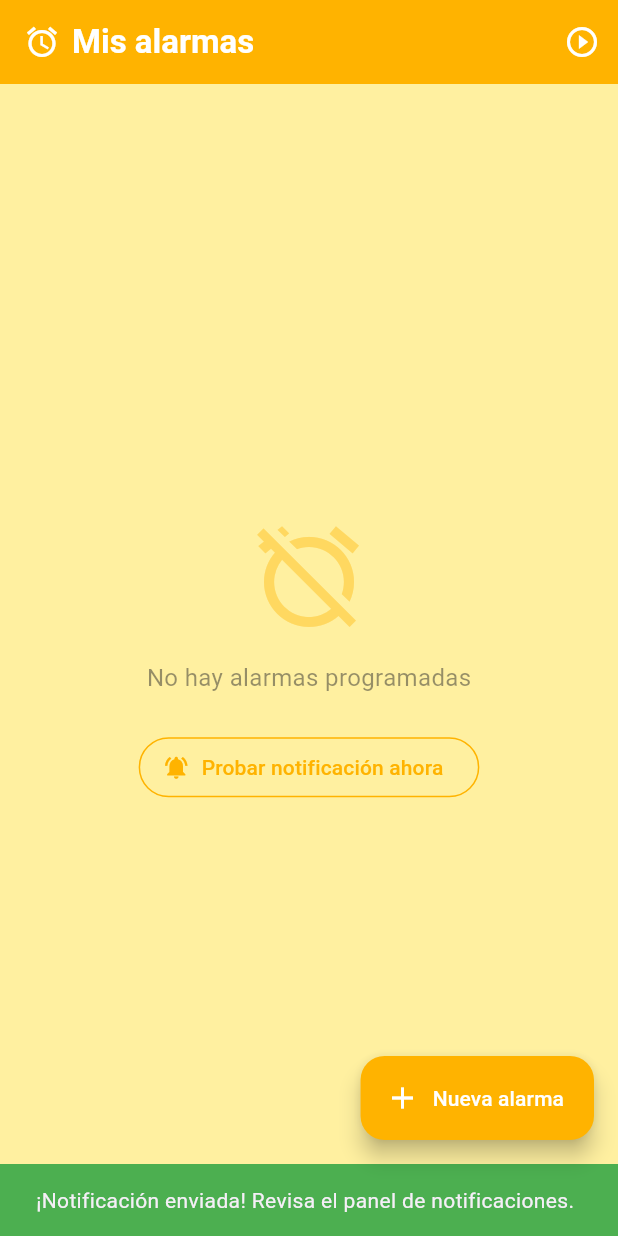
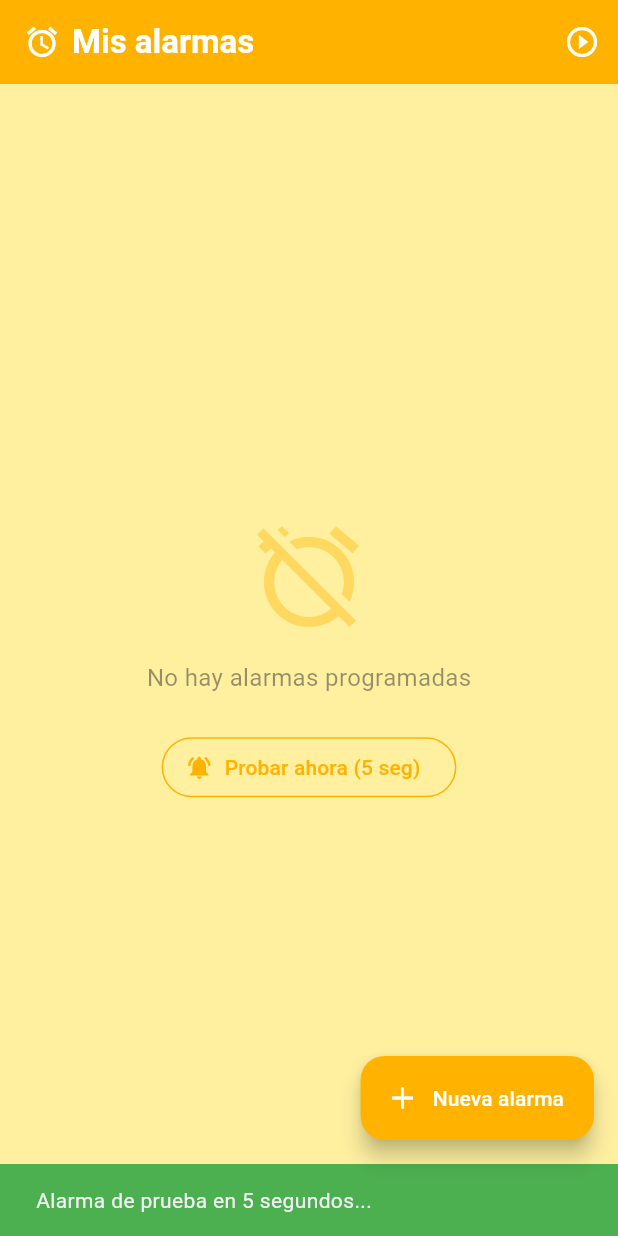
Before and after one commit to Fcktor/alarm_project_app, a Flutter app: the screen it shows after launch, after a tap on the "play circle outline" icon, on a phone screen of 412 x 824 dp. Run offline on Flutter 3.47's test engine with Material 3 defaults, Android fonts, the phone set to English and light mode, and no system bars; our stand-ins replace image_picker, permission_handler; missing offline and left inert: alarm, google_mlkit_object_detection; statements that could not run were skipped.

Commit message:
refactor: migrar a paquete alarm con ForegroundService para MIUI
Reemplaza flutter_local_notifications con el paquete alarm que usa
AlarmManager + ForegroundService nativo, garantizando que la alarma
dispara incluso en dispositivos con MIUI (Poco X3 Pro) con restricciones
agresivas de batería en segundo plano.

- Eliminar notification_service.dart y flutter_local_notifications
- Agregar alarm_service.dart con Alarm.set/stop y null = sonido del sistema
- Actualizar main.dart para escuchar Alarm.ringing y abrir AlarmScreen
- AlarmScreen recibe alarmId y llama Alarm.stop al apagar
- HomeScreen cancela alarmas correctamente al eliminarlas
- Botón de prueba dispara alarma en 5 segundos

Co-Authored-By: Claude Sonnet 4.6 <noreply@anthropic.com>

```diff
--- a/lib/main.dart
+++ b/lib/main.dart
@@ -1,39 +1,73 @@
+import 'dart:async';
+
+import 'package:alarm/alarm.dart';
+import 'package:alarm/utils/alarm_set.dart';
 import 'package:flutter/material.dart';
 import 'screens/alarm_screen.dart';
 import 'screens/home_screen.dart';
-import 'services/notification_service.dart';
+import 'services/alarm_service.dart';
 
 final GlobalKey<NavigatorState> navigatorKey = GlobalKey<NavigatorState>();
 
 void main() async {
   WidgetsFlutterBinding.ensureInitialized();
-  await NotificationService.init(
-    onNotificationTap: () {
+  await Alarm.init();
+  await AlarmService.requestPermissions();
+  runApp(const MyApp());
+}
+
+class MyApp extends StatefulWidget {
+  const MyApp({super.key});
+
+  @override
+  State<MyApp> createState() => _MyAppState();
+}
+
+class _MyAppState extends State<MyApp> {
+  StreamSubscription<AlarmSet>? _ringSub;
+
+  @override
+  void initState() {
+    super.initState();
+    _ringSub = Alarm.ringing.listen(_onRinging);
+    // Si ya hay una alarma sonando al abrir la app (lanzada desde notificación)
+    WidgetsBinding.instance.addPostFrameCallback((_) {
+      final ringing = Alarm.ringing.value.alarms;
+      if (ringing.isNotEmpty) _openAlarmScreen(ringing.first.id);
+    });
+  }
+
+  void _onRinging(AlarmSet alarmSet) {
+    if (alarmSet.alarms.isNotEmpty) {
+      _openAlarmScreen(alarmSet.alarms.first.id);
+    }
+  }
+
+  void _openAlarmScreen(int alarmId) {
     final navigator = navigatorKey.currentState;
     if (navigator == null) return;
 
-      bool alreadyOnAlarm = false;
+    bool alreadyOpen = false;
     navigator.popUntil((route) {
-        alreadyOnAlarm = route.settings.name == '/alarm';
+      alreadyOpen = route.settings.name == '/alarm';
       return true;
     });
 
-      if (!alreadyOnAlarm) {
+    if (!alreadyOpen) {
       navigator.push(
         MaterialPageRoute(
-            builder: (_) => const AlarmScreen(),
+          builder: (_) => AlarmScreen(alarmId: alarmId),
           settings: const RouteSettings(name: '/alarm'),
         ),
       );
     }
-    },
-  );
-
-  runApp(const MyApp());
   }
 
-class MyApp extends StatelessWidget {
-  const MyApp({super.key});
+  @override
+  void dispose() {
+    _ringSub?.cancel();
+    super.dispose();
+  }
 
   @override
   Widget build(BuildContext context) {
--- a/lib/screens/home_screen.dart
+++ b/lib/screens/home_screen.dart
@@ -1,5 +1,5 @@
 import 'package:flutter/material.dart';
-import '../services/notification_service.dart';
+import '../services/alarm_service.dart';
 
 const Color kBackground = Color(0xFFFFF0A0);
 const Color kAlarmGold = Color(0xFFFFB300);
@@ -13,34 +13,9 @@ class HomeScreen extends StatefulWidget {
 }
 
 class _HomeScreenState extends State<HomeScreen> {
-  final List<TimeOfDay> _alarms = [];
-  bool _notifOk = true;
-  bool _exactOk = true;
-  bool _batteryOk = true;
-
-  @override
-  void initState() {
-    super.initState();
-    _initPermissions();
-  }
-
-  Future<void> _initPermissions() async {
-    final perms = await NotificationService.requestPermissions();
-    if (mounted) {
-      setState(() {
-        _notifOk = perms.notifications;
-        _exactOk = perms.exactAlarms;
-        _batteryOk = perms.battery;
-      });
-    }
-  }
+  final List<({TimeOfDay time, int alarmId})> _alarms = [];
 
   Future<void> _addAlarm() async {
-    if (!_notifOk || !_exactOk || !_batteryOk) {
-      await _initPermissions();
-      return;
-    }
-
     final picked = await showTimePicker(
       context: context,
       initialTime: TimeOfDay.now(),
@@ -62,54 +37,47 @@ class _HomeScreenState extends State<HomeScreen> {
         DateTime(now.year, now.month, now.day, picked.hour, picked.minute);
     if (alarmTime.isBefore(now)) alarmTime = alarmTime.add(const Duration(days: 1));
 
-    final error = await NotificationService.scheduleAlarm(alarmTime.difference(now));
+    final id = await AlarmService.scheduleAlarm(alarmTime);
+    if (!mounted) return;
 
-    if (!mounted) return;
-    if (error != null) {
+    if (id == null) {
       ScaffoldMessenger.of(context).showSnackBar(
-        SnackBar(
-          content: Text('Error al programar alarma: $error'),
+        const SnackBar(
+          content: Text('Error al programar la alarma. Verifica los permisos.'),
           backgroundColor: Colors.red,
-          duration: const Duration(seconds: 6),
         ),
       );
       return;
     }
-    setState(() => _alarms.add(picked));
 
-    // Calcula cuántos minutos faltan para confirmar al usuario
     final diff = alarmTime.difference(now);
     final mins = diff.inMinutes;
-    final label = mins < 60
-        ? 'en $mins min'
-        : 'en ${diff.inHours}h ${mins % 60}min';
+    final label = mins < 60 ? 'en $mins min' : 'en ${diff.inHours}h ${mins % 60}min';
 
+    setState(() => _alarms.add((time: picked, alarmId: id)));
     ScaffoldMessenger.of(context).showSnackBar(
       SnackBar(
-        content: Text(
-            'Alarma a las ${picked.format(context)} ($label)'),
+        content: Text('Alarma a las ${picked.format(context)} ($label)'),
         backgroundColor: kAlarmGold,
         duration: const Duration(seconds: 4),
       ),
     );
   }
 
+  Future<void> _deleteAlarm(int index) async {
+    await AlarmService.stopAlarm(_alarms[index].alarmId);
+    setState(() => _alarms.removeAt(index));
+  }
+
   Future<void> _testNow() async {
-    if (!_notifOk) {
-      ScaffoldMessenger.of(context).showSnackBar(
-        const SnackBar(
-          content: Text('Permiso de notificaciones no concedido. Actívalo en Ajustes.'),
-          backgroundColor: Colors.red,
-        ),
-      );
-      return;
-    }
-    await NotificationService.showAlarm();
+    final id = await AlarmService.testAlarm();
     if (!mounted) return;
     ScaffoldMessenger.of(context).showSnackBar(
-      const SnackBar(
-        content: Text('¡Notificación enviada! Revisa el panel de notificaciones.'),
-        backgroundColor: Colors.green,
+      SnackBar(
+        content: Text(id != null
+            ? 'Alarma de prueba en 5 segundos...'
+            : 'Error al programar la prueba.'),
+        backgroundColor: id != null ? Colors.green : Colors.red,
       ),
     );
   }
@@ -134,51 +102,33 @@ class _HomeScreenState extends State<HomeScreen> {
         actions: [
           IconButton(
             icon: const Icon(Icons.play_circle_outline, color: Colors.white),
-            tooltip: 'Probar ahora',
+            tooltip: 'Probar (5 seg)',
             onPressed: _testNow,
           ),
         ],
       ),
-      body: Column(
-        children: [
-          if (!_notifOk || !_exactOk || !_batteryOk)
-            _PermissionBanner(
-              notifOk: _notifOk,
-              exactOk: _exactOk,
-              batteryOk: _batteryOk,
-              onTap: _initPermissions,
-            ),
-          Expanded(
-            child: _alarms.isEmpty
+      body: _alarms.isEmpty
           ? Center(
               child: Column(
                 mainAxisSize: MainAxisSize.min,
                 children: [
-                        Icon(
-                          Icons.alarm_off,
-                          size: 80,
-                          color: kAlarmGold.withValues(alpha: 0.4),
-                        ),
+                  Icon(Icons.alarm_off, size: 80,
+                      color: kAlarmGold.withValues(alpha: 0.4)),
                   const SizedBox(height: 16),
                   Text(
                     'No hay alarmas programadas',
-                          style: TextStyle(
-                            fontSize: 16,
-                            color: kDark.withValues(alpha: 0.5),
-                          ),
+                    style: TextStyle(fontSize: 16,
+                        color: kDark.withValues(alpha: 0.5)),
                   ),
                   const SizedBox(height: 24),
                   OutlinedButton.icon(
                     onPressed: _testNow,
                     icon: const Icon(Icons.notifications_active,
                         color: kAlarmGold),
-                          label: const Text(
-                            'Probar notificación ahora',
-                            style: TextStyle(color: kAlarmGold),
-                          ),
+                    label: const Text('Probar ahora (5 seg)',
+                        style: TextStyle(color: kAlarmGold)),
                     style: OutlinedButton.styleFrom(
-                            side: const BorderSide(color: kAlarmGold),
-                          ),
+                        side: const BorderSide(color: kAlarmGold)),
                   ),
                 ],
               ),
@@ -202,97 +152,38 @@ class _HomeScreenState extends State<HomeScreen> {
                     ],
                   ),
                   child: ListTile(
-                          contentPadding: const EdgeInsets.symmetric(
-                              horizontal: 20, vertical: 4),
+                    contentPadding:
+                        const EdgeInsets.symmetric(horizontal: 20, vertical: 4),
                     leading: Container(
                       width: 44,
                       height: 44,
                       decoration: const BoxDecoration(
-                              color: kAlarmGold,
-                              shape: BoxShape.circle,
-                            ),
+                          color: kAlarmGold, shape: BoxShape.circle),
                       child: const Icon(Icons.alarm,
                           color: Colors.white, size: 24),
                     ),
                     title: Text(
-                            alarm.format(context),
+                      alarm.time.format(context),
                       style: const TextStyle(
                           fontSize: 22,
                           fontWeight: FontWeight.bold,
-                              color: kDark,
-                            ),
+                          color: kDark),
                     ),
                     trailing: IconButton(
-                            icon: const Icon(Icons.delete_outline,
-                                color: Colors.red),
-                            onPressed: () =>
-                                setState(() => _alarms.removeAt(index)),
+                      icon: const Icon(Icons.delete_outline, color: Colors.red),
+                      onPressed: () => _deleteAlarm(index),
                     ),
                   ),
                 );
               },
             ),
-          ),
-        ],
-      ),
       floatingActionButton: FloatingActionButton.extended(
         onPressed: _addAlarm,
         backgroundColor: kAlarmGold,
         icon: const Icon(Icons.add, color: Colors.white),
-        label: const Text('Nueva alarma', style: TextStyle(color: Colors.white)),
+        label: const Text('Nueva alarma',
+            style: TextStyle(color: Colors.white)),
       ),
     );
   }
 }
-
-class _PermissionBanner extends StatelessWidget {
-  final bool notifOk;
-  final bool exactOk;
-  final bool batteryOk;
-  final VoidCallback onTap;
-
-  const _PermissionBanner({
-    required this.notifOk,
-    required this.exactOk,
-    required this.batteryOk,
-    required this.onTap,
-  });
-
-  @override
-  Widget build(BuildContext context) {
-    final msg = !notifOk
-        ? 'Permiso de notificaciones requerido'
-        : !exactOk
-            ? 'Permiso de alarmas exactas requerido (Ajustes → Alarmas y recordatorios)'
-            : 'Optimización de batería activa — la alarma puede no sonar. Toca para desactivarla.';
-
-    return GestureDetector(
-      onTap: onTap,
-      child: Container(
-        width: double.infinity,
-        color: Colors.red.shade700,
-        padding: const EdgeInsets.symmetric(horizontal: 16, vertical: 10),
-        child: Row(
-          children: [
-            const Icon(Icons.warning_amber_rounded, color: Colors.white, size: 20),
-            const SizedBox(width: 8),
-            Expanded(
-              child: Text(
-                msg,
-                style: const TextStyle(color: Colors.white, fontSize: 13),
-              ),
-            ),
-            const Text(
-              'Conceder',
-              style: TextStyle(
-                color: Colors.white,
-                fontWeight: FontWeight.bold,
-                fontSize: 13,
-              ),
-            ),
-          ],
-        ),
-      ),
-    );
-  }
-}
--- /dev/null
+++ b/lib/services/alarm_service.dart
@@ -0,0 +1,54 @@
+import 'package:alarm/alarm.dart';
+import 'package:permission_handler/permission_handler.dart';
+
+class AlarmService {
+  static int _nextId = 1;
+
+  /// Pide permisos de notificación y optimización de batería.
+  static Future<void> requestPermissions() async {
+    await Permission.notification.request();
+    await Permission.ignoreBatteryOptimizations.request();
+  }
+
+  static AlarmSettings _buildSettings({
+    required int id,
+    required DateTime dateTime,
+  }) {
+    return AlarmSettings(
+      id: id,
+      dateTime: dateTime,
+      // null = usa el sonido de alarma predeterminado del dispositivo
+      assetAudioPath: null,
+      loopAudio: true,
+      vibrate: true,
+      androidFullScreenIntent: true,
+      volumeSettings: const VolumeSettings.fixed(volume: 1.0),
+      notificationSettings: const NotificationSettings(
+        title: '⏰ ¡Alarma!',
+        body: 'Toca para apagar la alarma',
+        stopButton: 'Apagar',
+      ),
+    );
+  }
+
+  /// Programa una alarma y devuelve el ID asignado, o null si falla.
+  static Future<int?> scheduleAlarm(DateTime dateTime) async {
+    try {
+      final id = _nextId++;
+      await Alarm.set(alarmSettings: _buildSettings(id: id, dateTime: dateTime));
+      return id;
+    } catch (e) {
+      return null;
+    }
+  }
+
+  /// Dispara una alarma de prueba en 5 segundos.
+  static Future<int?> testAlarm() async {
+    return scheduleAlarm(DateTime.now().add(const Duration(seconds: 5)));
+  }
+
+  /// Detiene la alarma con el ID dado.
+  static Future<void> stopAlarm(int id) async {
+    await Alarm.stop(id);
+  }
+}
--- a/lib/services/notification_service.dart
+++ /dev/null
@@ -1,120 +0,0 @@
-import 'package:flutter/foundation.dart';
-import 'package:flutter_local_notifications/flutter_local_notifications.dart';
-import 'package:flutter_timezone/flutter_timezone.dart';
-import 'package:permission_handler/permission_handler.dart';
-import 'package:timezone/timezone.dart' as tz;
-import 'package:timezone/data/latest.dart' as tz_data;
-
-class NotificationService {
-  static final _notifications = FlutterLocalNotificationsPlugin();
-  static VoidCallback? _onNotificationTap;
-  static int _nextId = 0;
-
-  static AndroidFlutterLocalNotificationsPlugin? get _android =>
-      _notifications.resolvePlatformSpecificImplementation<
-          AndroidFlutterLocalNotificationsPlugin>();
-
-  static Future init({VoidCallback? onNotificationTap}) async {
-    _onNotificationTap = onNotificationTap;
-    tz_data.initializeTimeZones();
-
-    final timezoneInfo = await FlutterTimezone.getLocalTimezone();
-    tz.setLocalLocation(tz.getLocation(timezoneInfo.identifier));
-
-    const settings = InitializationSettings(
-      android: AndroidInitializationSettings('@mipmap/ic_launcher'),
-      linux: LinuxInitializationSettings(defaultActionName: 'Open'),
-    );
-
-    await _notifications.initialize(
-      settings,
-      onDidReceiveNotificationResponse: (response) {
-        _onNotificationTap?.call();
-      },
-    );
-  }
-
-  /// Solicita todos los permisos necesarios. Retorna el estado de cada uno.
-  static Future<({bool notifications, bool exactAlarms, bool battery})>
-      requestPermissions() async {
-    final notifGranted =
-        await _android?.requestNotificationsPermission() ?? true;
-    final exactGranted =
-        await _android?.requestExactAlarmsPermission() ?? true;
-
-    // Pide excluir la app de optimización de batería (crítico para alarmas)
-    final batteryStatus =
-        await Permission.ignoreBatteryOptimizations.request();
-
-    return (
-      notifications: notifGranted,
-      exactAlarms: exactGranted,
-      battery: batteryStatus.isGranted,
-    );
-  }
-
-  static Future<({bool notifications, bool exactAlarms, bool battery})>
-      checkPermissions() async {
-    final notifOk = await _android?.areNotificationsEnabled() ?? true;
-    final exactOk = await _android?.canScheduleExactNotifications() ?? true;
-    final batteryOk = await Permission.ignoreBatteryOptimizations.status;
-
-    return (
-      notifications: notifOk,
-      exactAlarms: exactOk,
-      battery: batteryOk.isGranted,
-    );
-  }
-
-  static AndroidNotificationDetails _alarmDetails() {
-    return const AndroidNotificationDetails(
-      'alarm_channel_v2',
-      'Alarmas',
-      channelDescription: 'Canal para alarmas',
-      importance: Importance.max,
-      priority: Priority.max,
-      fullScreenIntent: true,
-      playSound: true,
-      enableVibration: true,
-      audioAttributesUsage: AudioAttributesUsage.alarm,
-      category: AndroidNotificationCategory.alarm,
-      visibility: NotificationVisibility.public,
-    );
-  }
-
-  static Future showAlarm() async {
-    await _notifications.show(
-      _nextId++,
-      '⏰ ¡Alarma!',
-      'Toca para apagar la alarma',
-      NotificationDetails(
-        android: _alarmDetails(),
-        linux: const LinuxNotificationDetails(defaultActionName: 'Open'),
-      ),
-    );
-  }
-
-  /// Devuelve null si se programó OK, o un mensaje de error si falló.
-  static Future<String?> scheduleAlarm(Duration fromNow) async {
-    try {
-      final scheduledTime = tz.TZDateTime.now(tz.local).add(fromNow);
-
-      await _notifications.zonedSchedule(
-        _nextId++,
-        '⏰ ¡Alarma!',
-        'Toca para apagar la alarma',
-        scheduledTime,
-        NotificationDetails(
-          android: _alarmDetails(),
-          linux: const LinuxNotificationDetails(defaultActionName: 'Open'),
-        ),
-        androidScheduleMode: AndroidScheduleMode.alarmClock,
-        uiLocalNotificationDateInterpretation:
-            UILocalNotificationDateInterpretation.absoluteTime,
-      );
-      return null;
-    } catch (e) {
-      return e.toString();
-    }
-  }
-}
--- a/pubspec.yaml
+++ b/pubspec.yaml
@@ -30,9 +30,7 @@ environment:
 dependencies:
   flutter:
     sdk: flutter
-  flutter_local_notifications: ^17.0.0
-  timezone: ^0.9.0
-  flutter_timezone: ^5.0.0
+  alarm: ^5.4.1
   permission_handler: ^11.3.0
   image_picker: ^1.0.7
   image: ^4.0.17
```
Also changed, not shown: lib/screens/alarm_screen.dart (+12 -2 lines), pubspec.lock, 3 other files. Lines whose indentation alone changed are shown as unchanged.
